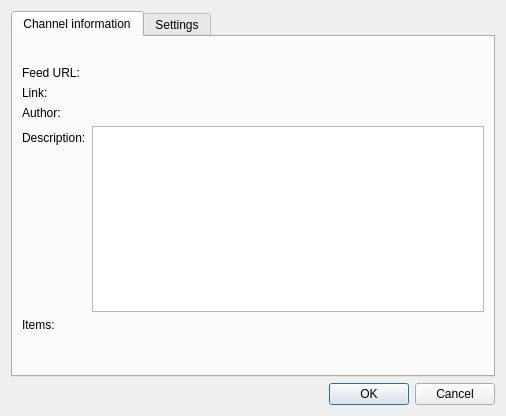
Above: src/plugins/aggregator/feedsettings.ui from 0xd34df00d/leechcraft before the change. Below: the same form after it.
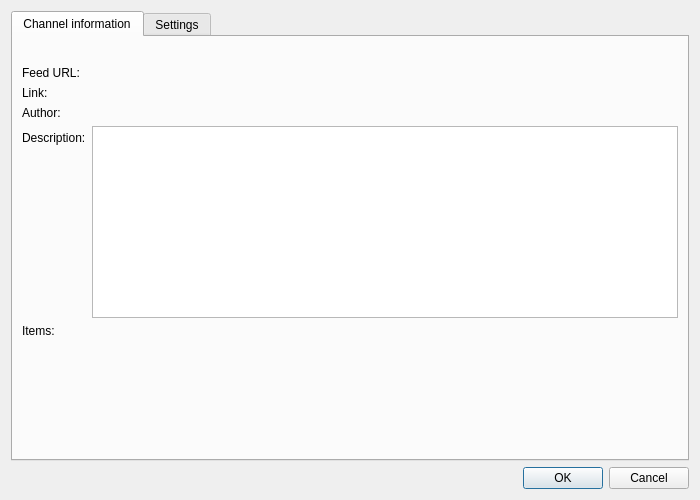
That is the form after the change. Custom widgets are drawn as their Qt base class.

Commit message: [Aggregator] Make dialogs bigger where it makes sense

Patch:
```diff
--- a/src/plugins/aggregator/feedsettings.ui
+++ b/src/plugins/aggregator/feedsettings.ui
@@ -6,8 +6,8 @@
    <rect>
     <x>0</x>
     <y>0</y>
-    <width>506</width>
-    <height>416</height>
+    <width>700</width>
+    <height>500</height>
    </rect>
   </property>
   <property name="windowTitle">
```
The commit also changes 2 other files.
